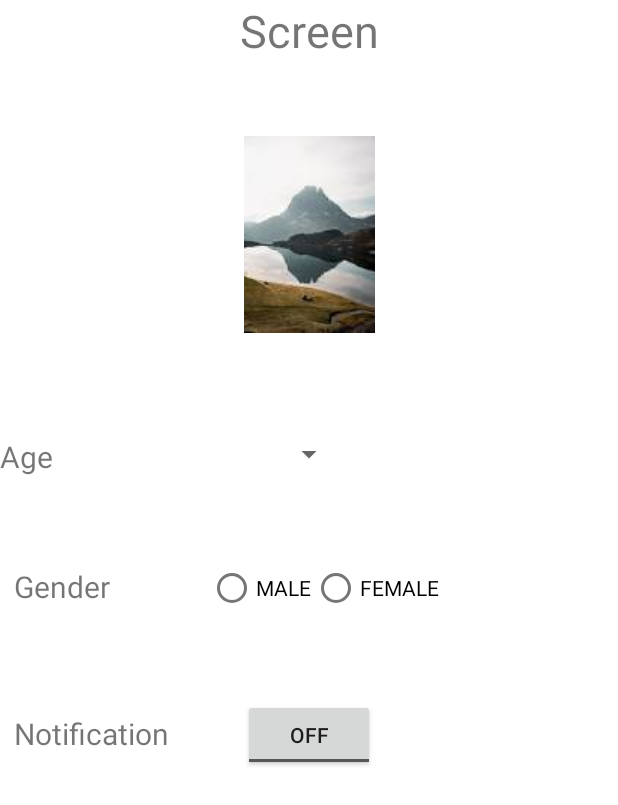
After one commit to YudizAndroidAnand/Demo, an Android app: the layout views.xml on its own in the app's theme, with its tools: preview values and no code run, on a phone screen of 412 x 824 dp. The commit adds this screen. Shown: the top 805 px of the screen. Run offline under Robolectric (Android 15) with nearby library versions, the phone set to English and light mode, and no system bars.

Commit message:
task-2 for creat spinner,rediobutton,togglebutton,imageview

```diff
--- a/app/build.gradle
+++ b/app/build.gradle
@@ -38,6 +38,7 @@ dependencies {
     implementation 'androidx.appcompat:appcompat:1.6.1'
     implementation 'com.google.android.material:material:1.8.0'
     implementation 'androidx.constraintlayout:constraintlayout:2.1.4'
+    implementation 'androidx.wear.tiles:tiles-material:1.1.0-alpha04'
     testImplementation 'junit:junit:4.13.2'
     androidTestImplementation 'androidx.test.ext:junit:1.1.5'
     androidTestImplementation 'androidx.test.espresso:espresso-core:3.5.1'
--- a/app/src/main/AndroidManifest.xml
+++ b/app/src/main/AndroidManifest.xml
@@ -12,6 +12,9 @@
         android:theme="@style/Theme.MyApplication"
         tools:targetApi="31">
         <activity
+            android:name=".floatingButton"
+            android:exported="false" />
+        <activity
             android:name=".MainActivity"
             android:exported="true">
             <intent-filter>
--- /dev/null
+++ b/app/src/main/res/drawable/baseline_add_24.xml
@@ -0,0 +1,5 @@
+<vector android:height="24dp" android:tint="#000000"
+    android:viewportHeight="24" android:viewportWidth="24"
+    android:width="24dp" xmlns:android="http://schemas.android.com/apk/res/android">
+    <path android:fillColor="@android:color/white" android:pathData="M19,13h-6v6h-2v-6H5v-2h6V5h2v6h6v2z"/>
+</vector>
--- /dev/null
+++ b/app/src/main/res/drawable/email_24.xml
@@ -0,0 +1,5 @@
+<vector android:height="24dp" android:tint="#000000"
+    android:viewportHeight="24" android:viewportWidth="24"
+    android:width="24dp" xmlns:android="http://schemas.android.com/apk/res/android">
+    <path android:fillColor="@android:color/white" android:pathData="M20,4L4,4c-1.1,0 -1.99,0.9 -1.99,2L2,18c0,1.1 0.9,2 2,2h16c1.1,0 2,-0.9 2,-2L22,6c0,-1.1 -0.9,-2 -2,-2zM20,8l-8,5 -8,-5L4,6l8,5 8,-5v2z"/>
+</vector>
--- /dev/null
+++ b/app/src/main/res/layout/views.xml
@@ -0,0 +1,123 @@
+<?xml version="1.0" encoding="utf-8"?>
+<androidx.constraintlayout.widget.ConstraintLayout xmlns:android="http://schemas.android.com/apk/res/android"
+    xmlns:tools="http://schemas.android.com/tools"
+    android:layout_width="match_parent"
+    android:layout_height="match_parent"
+    xmlns:app="http://schemas.android.com/apk/res-auto">
+
+    <TextView
+        android:id="@+id/text1"
+        android:layout_width="wrap_content"
+        android:layout_height="wrap_content"
+        android:text="Screen"
+        app:layout_constraintStart_toStartOf="parent"
+        app:layout_constraintEnd_toEndOf="parent"
+        android:textSize="30dp"
+        tools:ignore="MissingConstraints">
+
+
+    </TextView>
+
+    <ImageView
+        android:layout_width="wrap_content"
+        android:layout_height="wrap_content"
+        android:layout_marginTop="50dp"
+        android:src="@drawable/src_pic_1"
+        app:layout_constraintEnd_toEndOf="parent"
+        app:layout_constraintStart_toStartOf="parent"
+
+        app:layout_constraintTop_toBottomOf="@+id/text1">
+
+    </ImageView>
+
+    <TextView
+        android:id="@+id/text2"
+        android:layout_width="wrap_content"
+        android:layout_height="wrap_content"
+        android:layout_marginTop="250dp"
+        android:text="Age"
+        android:textSize="20dp"
+        app:layout_constraintTop_toBottomOf="@+id/text1"
+        app:layout_editor_absoluteX="30dp"
+        tools:ignore="MissingConstraints">
+
+    </TextView>
+
+
+    <Spinner
+        android:layout_width="wrap_content"
+        android:layout_height="wrap_content"
+        android:layout_marginTop="250dp"
+        app:layout_constraintTop_toBottomOf="@+id/text1"
+        app:layout_constraintStart_toStartOf="parent"
+        app:layout_constraintEnd_toEndOf="parent"
+        >
+
+    </Spinner>
+    <TextView
+        android:layout_width="wrap_content"
+        android:layout_height="wrap_content"
+        android:text="Gender"
+        android:textSize="20dp"
+        android:padding="9dp"
+        android:layout_marginTop="50dp"
+        app:layout_constraintTop_toBottomOf="@+id/text2"
+        tools:ignore="MissingConstraints">
+
+    </TextView>
+    <RadioGroup
+        android:id="@+id/radiobtn1"
+        android:layout_width="wrap_content"
+        android:layout_height="wrap_content"
+        app:layout_constraintEnd_toEndOf="parent"
+        app:layout_constraintStart_toStartOf="parent"
+        android:layout_marginTop="50dp"
+        app:layout_constraintTop_toBottomOf="@id/text2"
+        android:paddingLeft="20dp"
+        android:orientation="horizontal"
+        >
+
+        <RadioButton
+            android:id="@+id/text6"
+            android:layout_width="wrap_content"
+            android:layout_height="wrap_content"
+            tools:ignore="MissingConstraints"
+            android:text="MALE">
+
+        </RadioButton>
+
+        <RadioButton
+            android:layout_width="wrap_content"
+            android:layout_height="wrap_content"
+            android:text="FEMALE">
+
+        </RadioButton>
+        >
+    </RadioGroup>
+
+    <TextView
+        android:layout_width="wrap_content"
+        android:layout_height="wrap_content"
+        android:layout_marginTop="50dp"
+        android:padding="9dp"
+        android:text="Notification"
+        android:textSize="20dp"
+        app:layout_constraintTop_toBottomOf="@+id/radiobtn1"
+        tools:ignore="MissingConstraints"
+        tools:layout_editor_absoluteX="-27dp">
+
+    </TextView>
+
+    <ToggleButton
+        android:layout_width="wrap_content"
+        android:layout_height="wrap_content"
+        app:layout_constraintStart_toStartOf="parent"
+        app:layout_constraintEnd_toEndOf="parent"
+        android:layout_marginTop="50dp"
+        app:layout_constraintTop_toBottomOf="@+id/radiobtn1"
+        >
+
+    </ToggleButton>
+
+
+</androidx.constraintlayout.widget.ConstraintLayout>
```
Also changed, not shown: app/src/main/java/com/example/myapplication/floatingButton.kt (added, +14 -0 lines), app/src/main/res/layout/activity_floating_button.xml (added, +17 -0 lines), app/src/main/res/layout/registerscreen.xml (+31 -16 lines), app/src/main/res/drawable/src_pic_1.jpeg (added).
